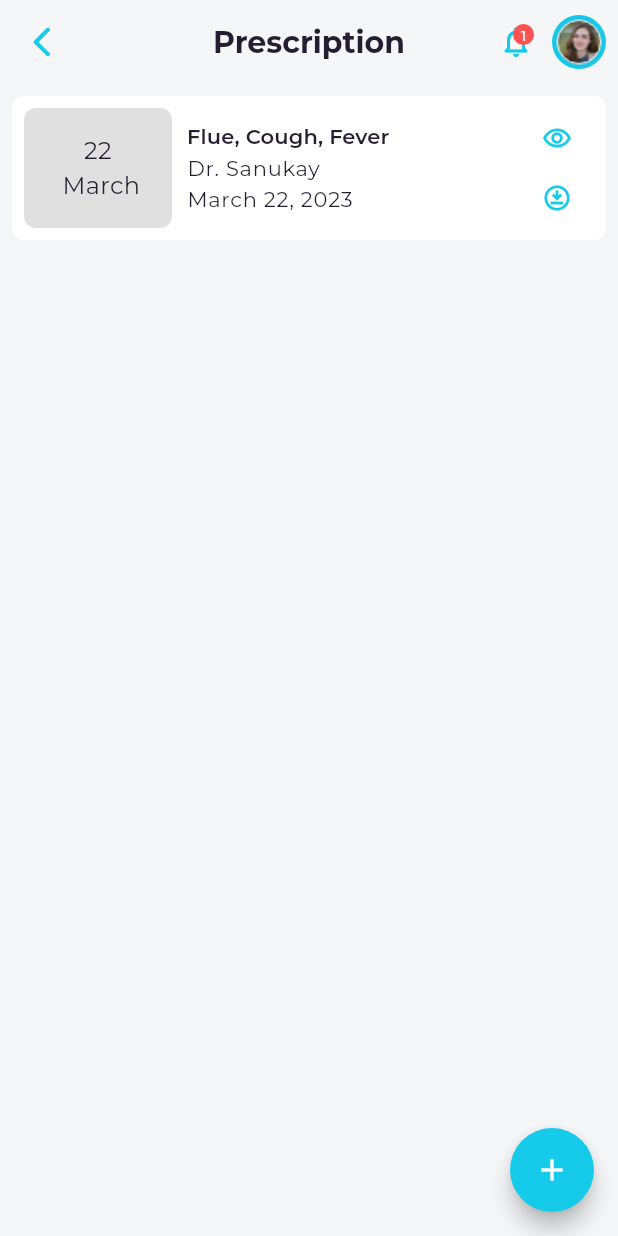
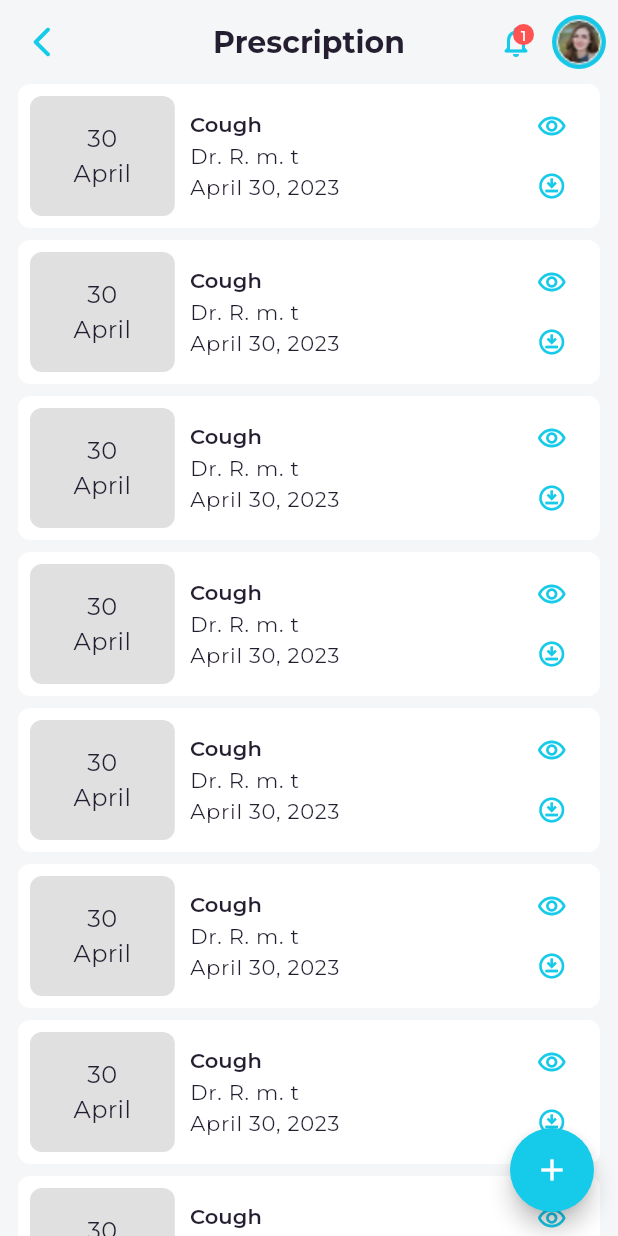
Before and after one commit to FarhanRiaaz/flutter_project_template, a Flutter app: the ReportsScreen screen opened directly with empty values, on a phone screen of 412 x 824 dp. Run offline on Flutter 3.47's test engine with Material 2 defaults, Android fonts, the phone set to English and light mode, and no system bars; our stand-ins replace another_flushbar, dio, dotted_border, flutter_mobx, get_it, google_fonts and 4 more; missing offline and left inert: material_dialog, xxtea; accounts and stored records are empty; generated files the repository leaves out were written again.

Commit message:
ListView Added for Prescription Widget.

```diff
--- a/lib/ui/reports/report.dart
+++ b/lib/ui/reports/report.dart
@@ -1,4 +1,7 @@
+import 'dart:math';
+
 import 'package:flutter/material.dart';
+import 'package:intl/intl.dart';
 
 import '../../utils/routes/routes.dart';
 import '../../widgets/prescription_widget.dart';
@@ -14,12 +17,22 @@ class ReportsScreen extends StatefulWidget {
 class _ReportsScreenState extends State<ReportsScreen> with SingleTickerProviderStateMixin {
   late AnimationController _animationController;
 
+  List<Map<String,dynamic>> prescriptionList = List.generate(15, (index) {
+    final random = Random();
+    final date = DateTime.now().subtract(Duration(days: random.nextInt(30)));
+    final doctorName = 'Dr. ${String.fromCharCode(random.nextInt(26) + 65)}. ${String.fromCharCode(random.nextInt(26) + 97)}. ${String.fromCharCode(random.nextInt(26) + 97)}';
+    final symptoms = ['Fever', 'Cough', 'Headache', 'Sore Throat', 'Fatigue'][random.nextInt(5)];
+    return {'date': date, 'doctorName': doctorName, 'symptoms': symptoms};
+  });
+
+
+
   @override
   void initState() {
     super.initState();
     _animationController = AnimationController(
       vsync: this,
-      duration: const Duration(milliseconds: 250),
+      duration: const Duration(milliseconds: 350),
     );
     _animationController.forward();
   }
@@ -52,12 +65,32 @@ class _ReportsScreenState extends State<ReportsScreen> with SingleTickerProvider
     );
   }
 
+  Widget _buildListView (){
+
+    return ListView.separated(
+      padding: EdgeInsets.only(bottom: 80),
+      itemCount: prescriptionList.length,
+      itemBuilder: (BuildContext context, int index) {
+        final Map<String, dynamic> prescription = prescriptionList[index];
+        final DateTime dateTime = prescription['dateTime'] ?? DateTime.now();
+        final String doctorName = prescription['doctorName'] ?? '';
+        final String symptoms = prescription['symptoms'] ?? '';
+
+        return PrescriptionWidget(
+          symptoms: symptoms,
+          dateTime: dateTime,
+          doctorName:doctorName ,
+        );
+      }, separatorBuilder: (BuildContext context, int index) { return SizedBox(height: 8,); },
+    );
+
+
+  }
+
   Widget _buildBody() {
     return Padding(
-      padding: const EdgeInsets.all(8.0),
-      child: Column(
-        children: [PrescriptionWidget()],
-      ),
+      padding: const EdgeInsets.symmetric(horizontal: 12.0),
+      child: _buildListView ()
     );
   }
 
--- a/lib/widgets/prescription_widget.dart
+++ b/lib/widgets/prescription_widget.dart
@@ -1,7 +1,13 @@
 import 'package:flutter/material.dart';
+import 'package:intl/intl.dart';
 
 class PrescriptionWidget extends StatelessWidget {
-  const PrescriptionWidget({Key? key}) : super(key: key);
+  const PrescriptionWidget({Key? key, required this.symptoms, required this.doctorName, required this.dateTime}) : super(key: key);
+
+  final String symptoms;
+  final String doctorName;
+  final DateTime dateTime;
+
 
   @override
   Widget build(BuildContext context) {
@@ -24,7 +30,7 @@ class PrescriptionWidget extends StatelessWidget {
                 height: 80,
                 child: Center(
                   child: Text(
-                    '22 \n March',
+                    '${DateFormat('d').format(dateTime)}\n${DateFormat('MMMM').format(dateTime)}',
                     textAlign: TextAlign.center,
                   ),
                 ),
@@ -39,15 +45,15 @@ class PrescriptionWidget extends StatelessWidget {
                 crossAxisAlignment: CrossAxisAlignment.start,
                 children: [
                   Text(
-                    'Flue, Cough, Fever',
+                    symptoms,
                     style: Theme.of(context).textTheme.labelLarge,
                   ),
                   Text(
-                    'Dr. Sanukay',
+                    doctorName,
                     style: Theme.of(context).textTheme.bodyLarge,
                   ),
                   Text(
-                    'March 22, 2023',
+                    DateFormat('MMMM d, y').format(dateTime),
                     style: Theme.of(context).textTheme.bodyLarge,
                   ),
                 ],
```
